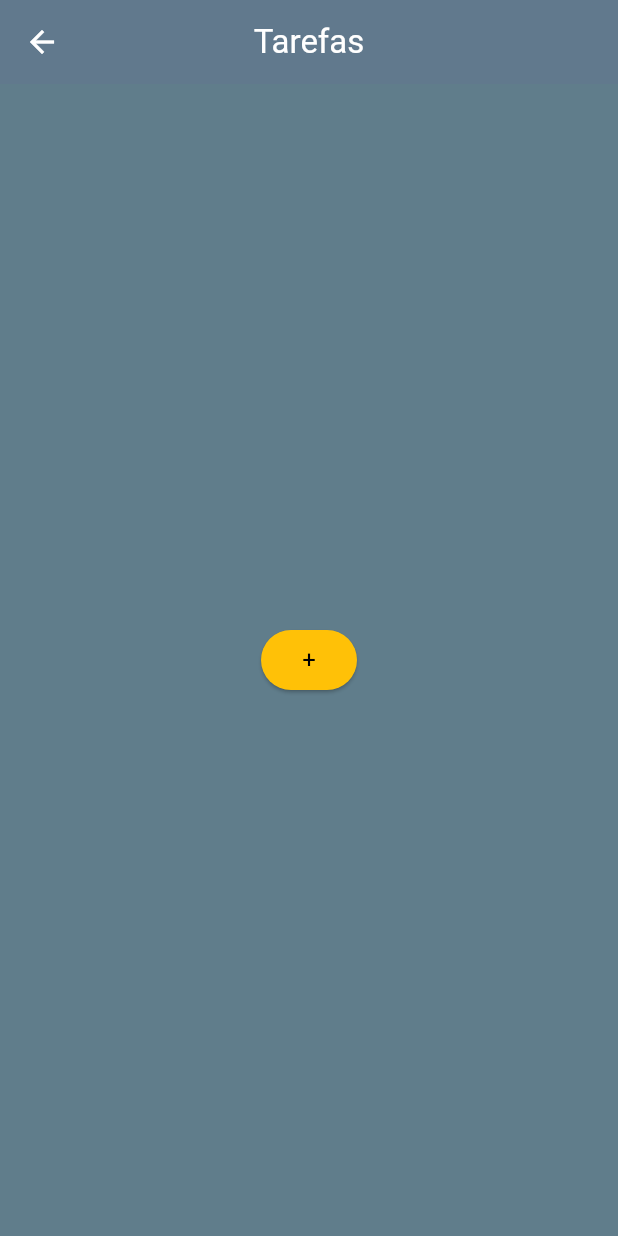
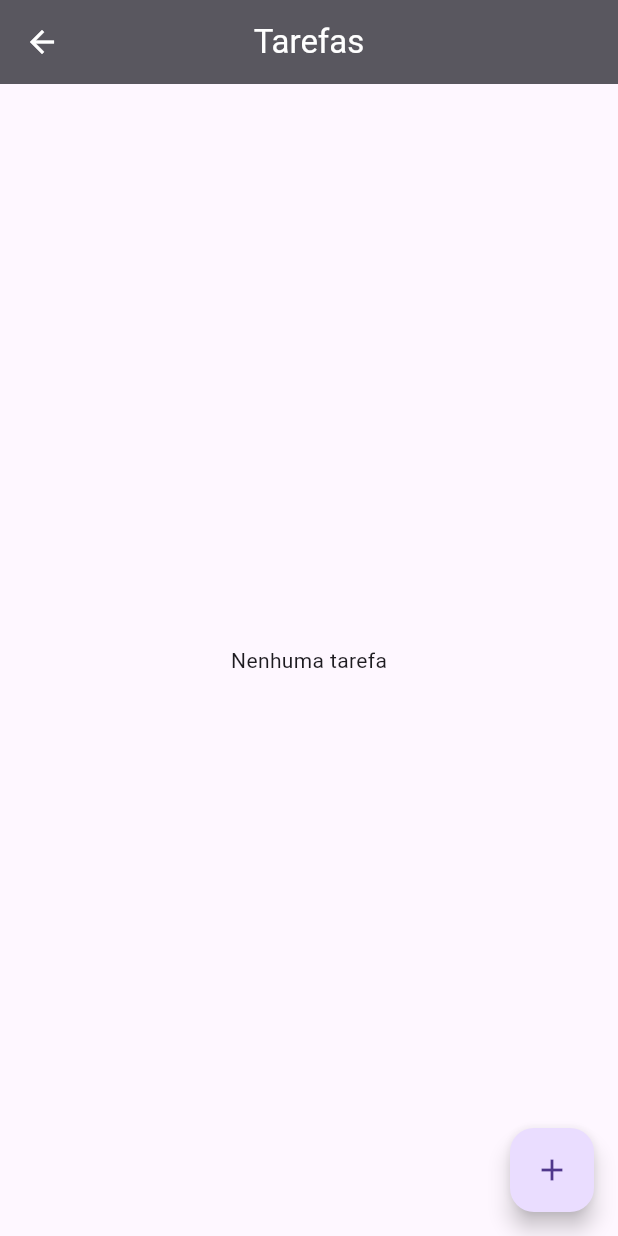
Before and after one commit to User-3397/PDM-PainterApp, a Flutter app: the TarefasPage screen opened by its route, on a phone screen of 412 x 824 dp. Run offline on Flutter 3.47's test engine with Material 3 defaults, Android fonts, the phone set to English and light mode, and no system bars; our stand-ins replace image_picker, sqflite; accounts and stored records are empty.

Commit message:
[Add&Update] - formularios e CRUD

```diff
--- a/lib/models/Cliente.dart
+++ b/lib/models/Cliente.dart
@@ -1,17 +1,36 @@
 
 class Cliente {
-  final String nome;
-  final String email;
-  final String telefone;
+  int? id;
+  String nome;
+  String email;
+  String telefone;
 
   Cliente({
+    this.id,
     required this.nome,
     required this.email,
-    required this.telefone}
-  );
+    required this.telefone,
+  });
+
+  Cliente.fromMap(Map<String, dynamic> map)
+      : id = map['id'],
+        nome = map['nome'],
+        email = map['email'],
+        telefone = map['telefone'];
+
+  Map<String, dynamic> toMap() {
+    final map = <String, dynamic>{
+      'nome': nome,
+      'email': email,
+      'telefone': telefone,
+    };
+    if (id != null) map['id'] = id;
+    return map;
+  }
 }
 
-final List<Cliente> clientes =[
+// Lista de exemplo (não usada pelo DB diretamente)
+final List<Cliente> clientes = [
   Cliente(nome: 'Ana Silva', email: 'ana.silva@email.com', telefone: '11 98765-4321'),
   Cliente(nome: 'Bruno Costa', email: 'bruno.c@email.com', telefone: '21 91234-5678'),
   Cliente(nome: 'Carlos Dias', email: 'c.dias@email.com', telefone: '31 95555-4444'),
--- a/lib/models/Tarefa.dart
+++ b/lib/models/Tarefa.dart
@@ -1,22 +1,51 @@
 //package
 
 class Tarefa {
-  late String titulo;
-  late String dia = DateTime.now().toString();
-  late int hora = 8;
-  late int min = 0;
-
-  late String servico;
-  late String cliente;
-  late String descricao;
-
-  bool isDone = false; // Indica se a tarefa foi concluída
+  int? id;
+  String titulo;
+  String dia;
+  int hora;
+  int min;
+  String servico;
+  String cliente;
+  String descricao;
+  bool isDone; // Indica se a tarefa foi concluída
 
   Tarefa({
-    this.dia = '',
-    //required this.hora,
+    this.id,
+    this.titulo = '',
+    String? dia,
+    this.hora = 8,
+    this.min = 0,
     required this.servico,
     required this.cliente,
     this.descricao = '',
-  }); // Construtor da classe
+    this.isDone = false,
+  }) : dia = dia ?? DateTime.now().toIso8601String();
+
+  Tarefa.fromMap(Map<String, dynamic> map)
+      : id = map['id'],
+        titulo = map['titulo'] ?? '',
+        dia = map['dia'] ?? DateTime.now().toIso8601String(),
+        hora = map['hora'] ?? 8,
+        min = map['min'] ?? 0,
+        servico = map['servico'],
+        cliente = map['cliente'],
+        descricao = map['descricao'] ?? '',
+        isDone = map['isDone'] == 1;
+
+  Map<String, dynamic> toMap() {
+    final map = <String, dynamic>{
+      'titulo': titulo,
+      'dia': dia,
+      'hora': hora,
+      'min': min,
+      'servico': servico,
+      'cliente': cliente,
+      'descricao': descricao,
+      'isDone': isDone ? 1 : 0,
+    };
+    if (id != null) map['id'] = id;
+    return map;
+  }
 }
--- a/lib/pages/TasksPage.dart
+++ b/lib/pages/TasksPage.dart
@@ -2,6 +2,8 @@
 
 import 'package:flutter/material.dart';
 import 'package:pdmpainterapp/models/Tarefa.dart';
+import 'package:pdmpainterapp/database/db_helper.dart';
+import 'tarefa_form.dart';
 
 class TarefasPage extends StatefulWidget {
   const TarefasPage({super.key});
@@ -11,44 +13,79 @@ class TarefasPage extends StatefulWidget {
 }
 
 class _TarefasPageState extends State<TarefasPage> {
-  /*final*/
-  List<Tarefa> tasks = [
-    Tarefa(servico: 'Pintura', cliente: 'João'),
-    Tarefa(
-      servico: 'Lavagem',
-      cliente: 'Maria',
-      descricao: 'Lavagem só das janelas',
-    ),
-    Tarefa(servico: 'Pintura', cliente: 'Pedro'),
-  ];
+  final DBHelper _db = DBHelper();
+  List<Tarefa> tasks = [];
+  bool _loading = true;
+
+  @override
+  void initState() {
+    super.initState();
+    _loadTasks();
+  }
+
+  Future<void> _loadTasks() async {
+    setState(() => _loading = true);
+    final list = await _db.getAllTarefas();
+    setState(() {
+      tasks = list;
+      _loading = false;
+    });
+  }
+
+  Future<void> _addOrEdit([Tarefa? t]) async {
+    final res = await Navigator.of(context).push(MaterialPageRoute<bool>(
+      builder: (_) => TarefaFormPage(tarefa: t),
+    ));
+    if (res == true) await _loadTasks();
+  }
+
+  Future<void> _delete(int id) async {
+    await _db.deleteTarefa(id);
+    await _loadTasks();
+  }
 
   @override
   Widget build(BuildContext context) {
     return Scaffold(
-      backgroundColor: Colors.blueGrey,
-      appBar: _buildAppBar(),
-      body: Center(
-        child: Column(
-          mainAxisAlignment: MainAxisAlignment.center, // Alinhamento vertical.
-          children: <Widget>[
-            // Lista de tarefas
-            // Botao para adicionar uma tarefa:
-            ElevatedButton(
-              onPressed: () {},
-              child: const Text('+'),
-            ),
-          ],
-        ),
+      appBar: AppBar(title: const Text('Tarefas'), centerTitle: true),
+      body: _loading
+          ? const Center(child: CircularProgressIndicator())
+          : tasks.isEmpty
+              ? const Center(child: Text('Nenhuma tarefa'))
+              : ListView.builder(
+                  itemCount: tasks.length,
+                  itemBuilder: (_, i) {
+                    final t = tasks[i];
+                    return Card(
+                      child: ListTile(
+                        leading: Checkbox(
+                          value: t.isDone,
+                          onChanged: (v) async {
+                            t.isDone = v ?? false;
+                            await _db.updateTarefa(t);
+                            await _loadTasks();
+                          },
+                        ),
+                        title: Text(t.titulo.isEmpty ? t.servico : t.titulo),
+                        subtitle: Text('${t.cliente} • ${t.descricao}'),
+                        trailing: PopupMenuButton<String>(
+                          onSelected: (v) async {
+                            if (v == 'edit') await _addOrEdit(t);
+                            if (v == 'del' && t.id != null) await _delete(t.id!);
+                          },
+                          itemBuilder: (_) => [
+                            const PopupMenuItem(value: 'edit', child: Text('Editar')),
+                            const PopupMenuItem(value: 'del', child: Text('Excluir')),
+                          ],
+                        ),
+                      ),
+                    );
+                  },
+                ),
+      floatingActionButton: FloatingActionButton(
+        onPressed: () => _addOrEdit(),
+        child: const Icon(Icons.add),
       ),
     );
   }
 }
-
-// Construir uma appbar:
-AppBar _buildAppBar() {
-  return AppBar(
-    title: const Text('Tarefas'),
-    backgroundColor: Colors.blueGrey,
-    centerTitle: true,
-  );
-}
```
Also changed, not shown: lib/database/db_helper.dart (added, +93 -0 lines), lib/pages/cliente_form.dart (added, +98 -0 lines), lib/pages/clientesPage.dart (+78 -38 lines), lib/pages/tarefa_form.dart (added, +98 -0 lines), notas.txt (+9 -1 lines).
